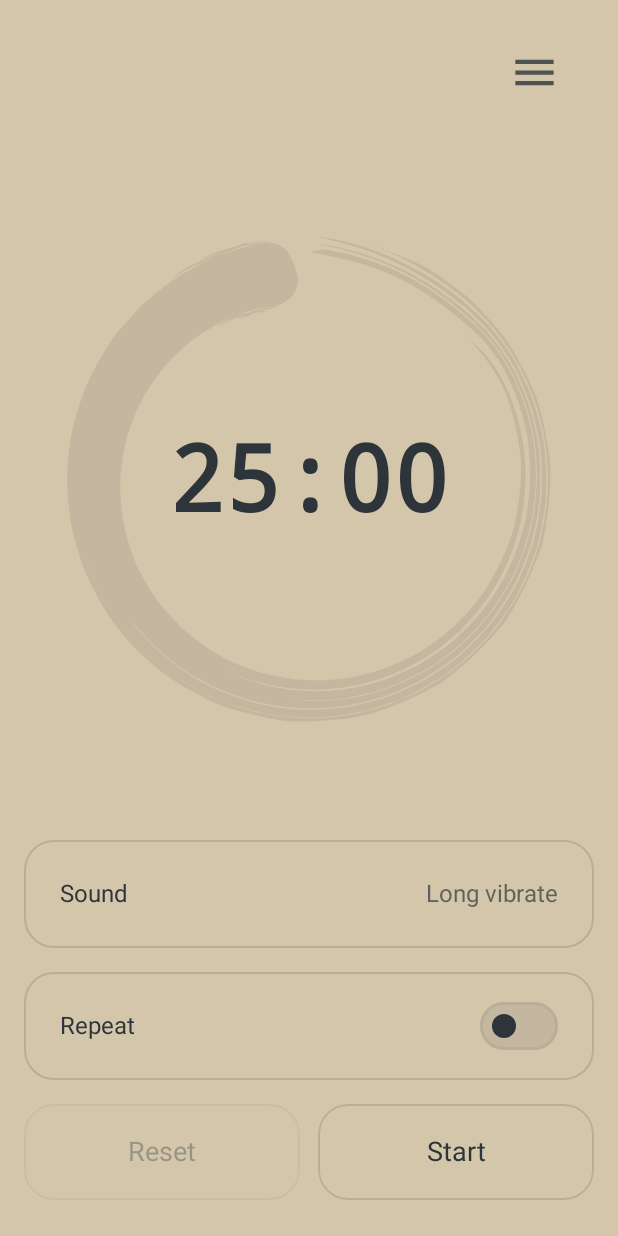
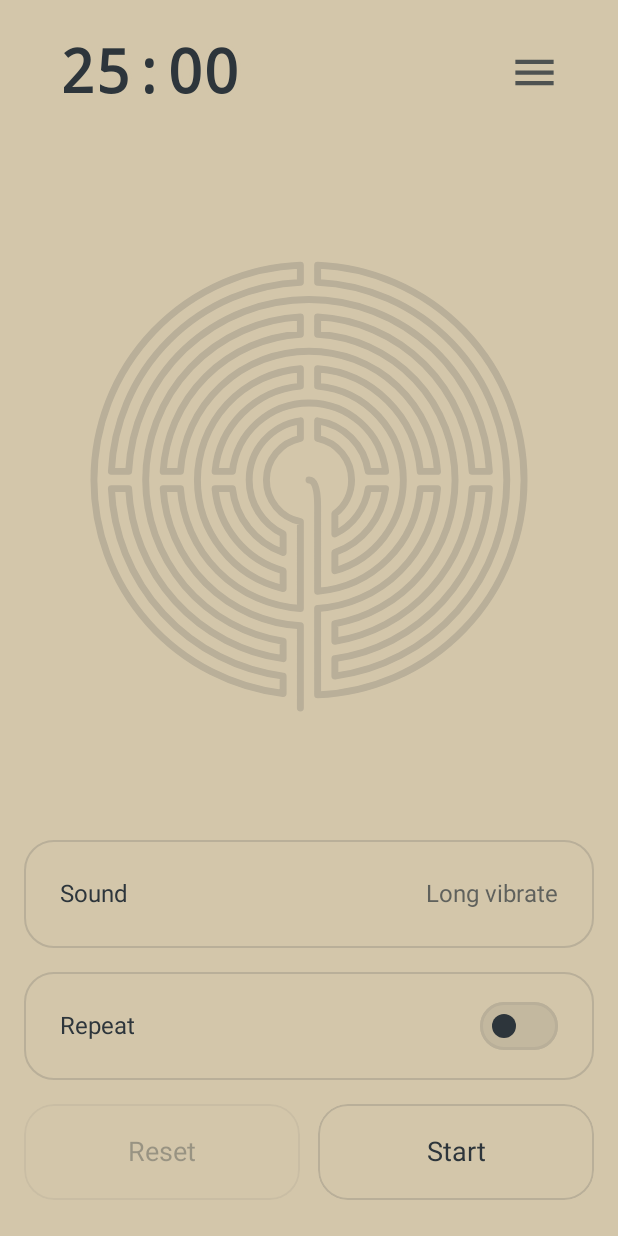
Before and after one commit to jamescrg/enzo, an Android app built with Jetpack Compose: the composable TimerApp shown on its own in the app's theme, after a tap on "Start", on a phone screen of 412 x 824 dp. Run offline under Robolectric (Android 15) with nearby library versions, the phone set to English and light mode, and no system bars; libraries missing offline, so code that uses them is left out: androidx.lifecycle.compose; 2 other taps on this screen came first.

Commit message:
Add a labyrinth progress style
The single path of the Chartres labyrinth, drawn faintly and inked from the
foot to the centre as the session runs. The time sits top left, as with the
incense. The ring choice in Settings now wraps onto rows of three.

```diff
--- /dev/null
+++ b/app/src/main/java/link/darmok/meditationtimer/Labyrinth.kt
@@ -0,0 +1,115 @@
+package link.darmok.meditationtimer
+
+import androidx.compose.ui.geometry.Offset
+import androidx.compose.ui.geometry.Rect
+import androidx.compose.ui.geometry.Size
+import androidx.compose.ui.graphics.Color
+import androidx.compose.ui.graphics.Path
+import androidx.compose.ui.graphics.PathMeasure
+import androidx.compose.ui.graphics.StrokeCap
+import androidx.compose.ui.graphics.StrokeJoin
+import androidx.compose.ui.graphics.drawscope.DrawScope
+import androidx.compose.ui.graphics.drawscope.Stroke
+import kotlin.math.PI
+import kotlin.math.abs
+import kotlin.math.asin
+
+/**
+ * The labyrinth: a session walked as the single winding path of the labyrinth laid in the floor
+ * of Chartres cathedral around 1200. There are no choices on it; the path goes in at the foot,
+ * wanders through all eleven rings in each quarter, and arrives at the centre as the session
+ * ends. The path itself is drawn, faintly, and inked as far as the session has come.
+ *
+ * The route was read from the diagram "Labyrinth 1 (from Nordisk familjebok).svg" (public
+ * domain, Wikimedia Commons) and is drawn here from that list of turns alone.
+ */
+object Labyrinth {
+    private const val RINGS = 11
+
+    /** The clear space at the centre and the path's thickness, as parts of the half-width and of a ring. */
+    private const val CENTRE = 0.13f
+    private const val THICKNESS = 0.4f
+
+    /**
+     * The route: each step is a ring (1 outermost) and the quarter it crosses (bottom left, top
+     * left, top right, bottom right), in the order they are walked.
+     */
+    private const val ROUTE =
+        "5BL 6BL 11BL 11TL 10TL 10BL 9BL 8BL 7BL 7TL 8TL 9TL 9TR 10TR 11TR 11BR 10BR 9BR 8BR 8TR 7TR 6TR " +
+            "6TL 5TL 4TL 4BL 3BL 2BL 1BL 1TL 2TL 3TL 3TR 4TR 5TR 5BR 4BR 3BR 2BR 2TR 1TR 1BR 6BR 7BR"
+
+    // The four arms, numbered round from the entrance, and each quarter's two arms and the
+    // angles between them, measured from straight down and growing to the right.
+    private const val FOOT = 0
+    private const val LEFT = 1
+    private const val TOP = 2
+    private const val RIGHT = 3
+
+    private class Quarter(val low: Float, val high: Float, val lowArm: Int, val highArm: Int)
+
+    private val quarters = mapOf(
+        "BL" to Quarter(-90f, 0f, LEFT, FOOT),
+        "TL" to Quarter(-180f, -90f, TOP, LEFT),
+        "TR" to Quarter(90f, 180f, RIGHT, TOP),
+        "BR" to Quarter(0f, 90f, FOOT, RIGHT),
+    )
+    private val steps = ROUTE.split(' ').map { it.dropLast(2).toInt() to quarters.getValue(it.takeLast(2)) }
+
+    private val path = Path()
+    private val inked = Path()
+    private val measure = PathMeasure()
+    private var builtFor = Size.Unspecified
+
+    /** Lays the route out as one line from the edge of the box to its centre. */
+    private fun build(size: Size) {
+        val half = size.minDimension / 2
+        val centre = Offset(size.width / 2, size.height / 2)
+        val ring = half * (1 - CENTRE) / (RINGS + 0.5f)             // the distance between rings
+        fun radius(n: Int) = half - ring * (n - 0.25f)
+        path.rewind()
+        path.moveTo(centre.x - ring / 2, centre.y + half)
+        var arm = FOOT
+        steps.forEachIndexed { i, (n, quarter) ->
+            val r = radius(n)
+            val leaving = if (quarter.lowArm == arm) quarter.highArm else quarter.lowArm
+            // Where the path keeps to its ring across an arm, the arc runs right up to it. Where
+            // it turns, the arc stops short: half a ring short of a side or top arm, and at the
+            // foot, half a ring for the two straight lanes and a ring more for the hairpins
+            // beside them.
+            fun gap(at: Int, other: Int?): Float {
+                if (other == n) return 0f
+                return if (at == FOOT && other != null && abs(other - n) == 1) ring * 1.5f else ring * 0.5f
+            }
+            fun angle(at: Int, other: Int?): Float {
+                val shy = asin(gap(at, other) / r) * 180f / PI.toFloat()
+                return if (at == quarter.highArm) quarter.high - shy else quarter.low + shy
+            }
+            val from = angle(arm, steps.getOrNull(i - 1)?.first)
+            val to = angle(leaving, steps.getOrNull(i + 1)?.first)
+            path.arcTo(
+                Rect(centre.x - r, centre.y - r, centre.x + r, centre.y + r),
+                startAngleDegrees = 90f - from, sweepAngleDegrees = from - to, forceMoveTo = false,
+            )
+            arm = leaving
+        }
+        // Up the last lane and into the middle.
+        path.lineTo(centre.x + ring / 2, centre.y + ring * 1.5f)
+        path.quadraticTo(centre.x + ring / 2, centre.y, centre.x, centre.y)
+        measure.setPath(path, false)
+        builtFor = size
+    }
+
+    /** Draws the path in [track], and in [ink] as far as [fraction] of the way to the centre. */
+    fun DrawScope.drawLabyrinth(fraction: Float, ink: Color, track: Color) {
+        if (builtFor != size) build(size)
+        val ring = size.minDimension / 2 * (1 - CENTRE) / (RINGS + 0.5f)
+        val stroke = Stroke(ring * THICKNESS, cap = StrokeCap.Round, join = StrokeJoin.Round)
+        drawPath(path, track, style = stroke)
+        val f = fraction.coerceIn(0f, 1f)
+        if (f > 0f) {
+            inked.rewind()
+            measure.getSegment(0f, measure.length * f, inked, true)
+            drawPath(inked, ink, style = stroke)
+        }
+    }
+}
--- a/app/src/main/java/link/darmok/meditationtimer/MainActivity.kt
+++ b/app/src/main/java/link/darmok/meditationtimer/MainActivity.kt
@@ -56,6 +56,7 @@ import androidx.compose.foundation.layout.Box
 import androidx.compose.foundation.layout.Column
 import androidx.compose.foundation.layout.PaddingValues
 import androidx.compose.foundation.layout.Row
+import androidx.compose.foundation.layout.Spacer
 import androidx.compose.foundation.layout.fillMaxSize
 import androidx.compose.foundation.layout.fillMaxWidth
 import androidx.compose.foundation.layout.height
@@ -318,12 +319,13 @@ fun TimerApp() {
                 // drawer (when paused, choosing a new duration starts the session over).
                 val timeLabel = if (running) "Pause" else "Set duration"
                 val onTime = { if (running) TimerEngine.pause() else sheet = Sheet.DURATION }
-                val incense = ringStyle == RING_INCENSE
+                // The incense and the labyrinth fill their square, so their time sits above it.
+                val timeAbove = ringStyle == RING_INCENSE || ringStyle == RING_LABYRINTH
 
-                // The top row: settings behind the three lines on the right and, with the
-                // incense, the time small on the left, leaving the scene below to the stick.
+                // The top row: settings behind the three lines on the right and, for those
+                // styles, the time small on the left.
                 Box(Modifier.fillMaxWidth().padding(top = 8.dp)) {
-                    if (incense) {
+                    if (timeAbove) {
                         Box(
                             Modifier
                                 .align(Alignment.CenterStart)
@@ -367,7 +369,7 @@ fun TimerApp() {
                     onClickLabel = timeLabel,
                     onClick = onTime,
                 ) {
-                    if (!incense) {
+                    if (!timeAbove) {
                         // Three-digit minutes need a smaller size to stay inside the ring, and the
                         // painted rings are much thicker than the plain one.
                         val fontSize = when {
@@ -524,6 +526,10 @@ private fun CountdownRing(
                         with(Beads) { drawBeads(beadTiles, f, ink = p.fg, track = p.btnBg) }
                         return@drawBehind
                     }
+                    RING_LABYRINTH -> {
+                        with(Labyrinth) { drawLabyrinth(f, ink = p.fg, track = p.btnHover) }
+                        return@drawBehind
+                    }
                 }
                 val stroke = 14.dp.toPx()
                 val inset = Offset(stroke / 2, stroke / 2)
@@ -592,7 +598,8 @@ private fun OptionsContent() {
     ) {
         Text("Ring", color = LocalPalette.current.fg, fontSize = 16.sp)
         Segments(
-            labels = listOf("Plain", "Ensō", "Beads", "Incense"),
+            labels = listOf("Plain", "Ensō", "Beads", "Incense", "Labyrinth"),
+            perRow = 3,
             selected = RING_STYLES.indexOf(ringStyle),
             onSelect = { TimerEngine.setRingStyle(RING_STYLES[it]) },
         )
@@ -659,15 +666,20 @@ private fun VolumeContent() {
 
 private enum class SoundTab(val label: String) { CHIME("Chime"), VOLUME("Volume") }
 
-/** A segmented choice: tabs on the Sound page, the theme choice in Settings. */
+/**
+ * A segmented choice: tabs on the Sound page, the ring and theme choices in Settings. With
+ * more choices than fit side by side, they wrap onto further rows of [perRow].
+ */
 @Composable
-private fun Segments(labels: List<String>, selected: Int, onSelect: (Int) -> Unit) {
+private fun Segments(labels: List<String>, selected: Int, perRow: Int = labels.size, onSelect: (Int) -> Unit) {
     val p = LocalPalette.current
-    Row(
+    Column(
         Modifier.fillMaxWidth().border(1.dp, p.btnHover, ControlShape).padding(4.dp),
-        horizontalArrangement = Arrangement.spacedBy(4.dp),
+        verticalArrangement = Arrangement.spacedBy(4.dp),
     ) {
-        labels.forEachIndexed { i, label ->
+        labels.indices.chunked(perRow).forEach { row ->
+            Row(horizontalArrangement = Arrangement.spacedBy(4.dp)) {
+                row.forEach { i ->
                     val isSelected = i == selected
                     Box(
                         Modifier
@@ -679,9 +691,13 @@ private fun Segments(labels: List<String>, selected: Int, onSelect: (Int) -> Uni
                         contentAlignment = Alignment.Center,
                     ) {
                         Text(
-                    label, Modifier.alpha(if (isSelected) 1f else 0.6f),
+                            labels[i], Modifier.alpha(if (isSelected) 1f else 0.6f),
                             color = p.fg, fontSize = 16.sp,
                         )
+                    }
+                }
+                // A short last row keeps its cells the same width as the rows above.
+                repeat(perRow - row.size) { Spacer(Modifier.weight(1f)) }
             }
         }
     }
--- a/app/src/main/java/link/darmok/meditationtimer/TimerEngine.kt
+++ b/app/src/main/java/link/darmok/meditationtimer/TimerEngine.kt
@@ -212,4 +212,5 @@ const val RING_PLAIN = "plain"
 const val RING_ENSO = "enso"
 const val RING_BEADS = "beads"
 const val RING_INCENSE = "incense"
-val RING_STYLES = listOf(RING_PLAIN, RING_ENSO, RING_BEADS, RING_INCENSE)
+const val RING_LABYRINTH = "labyrinth"
+val RING_STYLES = listOf(RING_PLAIN, RING_ENSO, RING_BEADS, RING_INCENSE, RING_LABYRINTH)
```
Also changed, not shown: 1 other file. Lines whose indentation alone changed are shown as unchanged.
